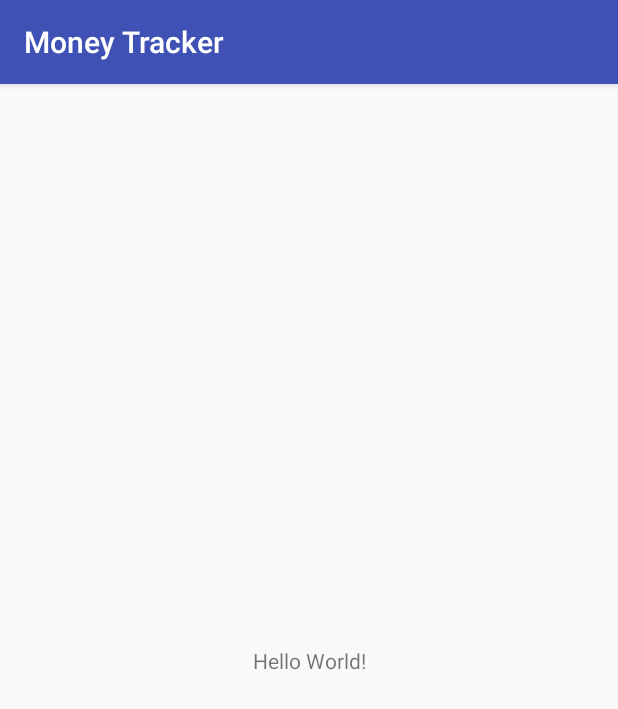
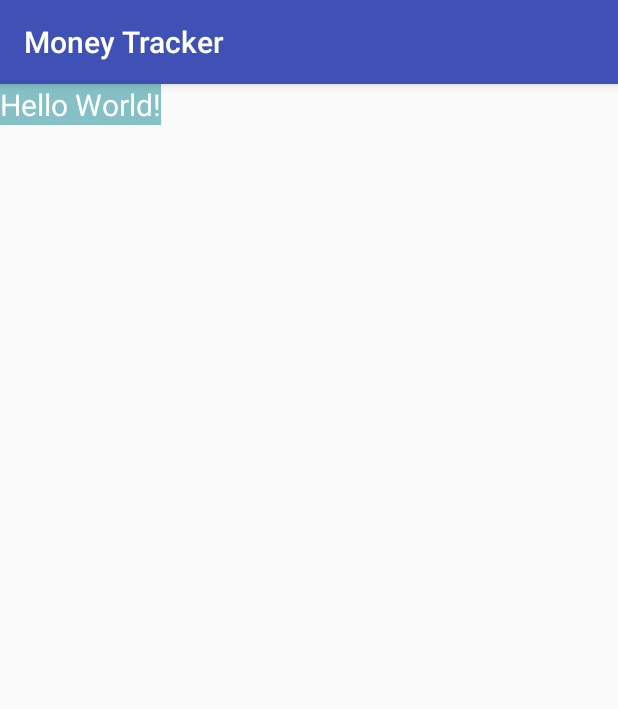
Before and after one commit to TuxGit/MoneyTracker, an Android app: the screen it shows after launch (MainActivity), on a phone screen of 412 x 824 dp. Shown: the top 709 px of the screen. Run offline under Robolectric (Android 15) with nearby library versions, the phone set to English and light mode, and no system bars.

Commit message:
Upd Main activity view

```diff
--- a/app/src/main/res/layout/activity_main.xml
+++ b/app/src/main/res/layout/activity_main.xml
@@ -1,5 +1,5 @@
 <?xml version="1.0" encoding="utf-8"?>
-<android.support.constraint.ConstraintLayout xmlns:android="http://schemas.android.com/apk/res/android"
+<LinearLayout xmlns:android="http://schemas.android.com/apk/res/android"
     xmlns:app="http://schemas.android.com/apk/res-auto"
     xmlns:tools="http://schemas.android.com/tools"
     android:layout_width="match_parent"
@@ -10,9 +10,12 @@
         android:layout_width="wrap_content"
         android:layout_height="wrap_content"
         android:text="Hello World!"
+        android:background="@color/textBackgroundColor"
+        android:textColor="@color/textColor"
+        android:textSize="@dimen/textSize"
         app:layout_constraintBottom_toBottomOf="parent"
         app:layout_constraintLeft_toLeftOf="parent"
         app:layout_constraintRight_toRightOf="parent"
         app:layout_constraintTop_toTopOf="parent" />
 
-</android.support.constraint.ConstraintLayout>
+</LinearLayout>
--- a/app/src/main/res/values/colors.xml
+++ b/app/src/main/res/values/colors.xml
@@ -3,4 +3,7 @@
     <color name="colorPrimary">#3F51B5</color>
     <color name="colorPrimaryDark">#303F9F</color>
     <color name="colorAccent">#FF4081</color>
+
+    <color name="textBackgroundColor">#84c0c5</color>
+    <color name="textColor">#fff</color>
 </resources>
--- /dev/null
+++ b/app/src/main/res/values/dimensions.xml
@@ -0,0 +1,4 @@
+<?xml version="1.0" encoding="utf-8"?>
+<resources>
+    <dimen name="textSize">20sp</dimen>
+</resources>
```
